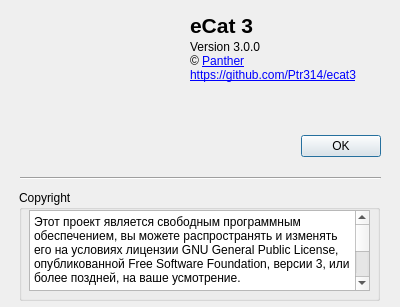
This is aboutdlg.ui in Ptr314/mfmtools as Qt 5 draws it before an edit. The edited form follows.
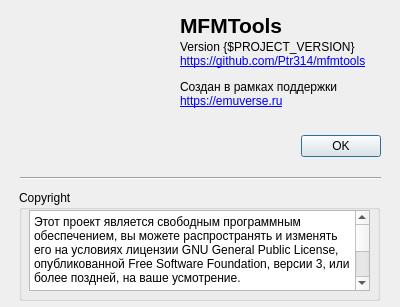
This is the edited form. Icons and pictures are not drawn.

```diff
--- a/aboutdlg.ui
+++ b/aboutdlg.ui
@@ -48,7 +48,7 @@
   <widget class="QLabel" name="label_2">
    <property name="geometry">
     <rect>
-     <x>190</x>
+     <x>180</x>
      <y>10</y>
      <width>131</width>
      <height>31</height>
@@ -61,7 +61,7 @@
     </font>
    </property>
    <property name="text">
-    <string notr="true">eCat 3</string>
+    <string notr="true">MFMTools</string>
    </property>
   </widget>
   <widget class="QGroupBox" name="groupBox">
@@ -119,17 +119,30 @@
   <widget class="QLabel" name="label_3">
    <property name="geometry">
     <rect>
-     <x>190</x>
+     <x>180</x>
      <y>40</y>
-     <width>191</width>
-     <height>61</height>
+     <width>211</width>
+     <height>91</height>
     </rect>
    </property>
    <property name="text">
-    <string notr="true">&lt;html&gt;&lt;head/&gt;&lt;body&gt;&lt;p&gt;Version 3.0.0 &lt;br/&gt;© &lt;a href=&quot;http://emuverse.ru/wiki/User:Panther&quot;&gt;&lt;span style=&quot; text-decoration: underline; color:#0000ff;&quot;&gt;Panther&lt;/span&gt;&lt;/a&gt; &lt;br/&gt;&lt;a href=&quot;https://github.com/Ptr314/ecat3&quot;&gt;&lt;span style=&quot; text-decoration: underline; color:#0000ff;&quot;&gt;https://github.com/Ptr314/ecat3&lt;/span&gt;&lt;/a&gt;&lt;/p&gt;&lt;/body&gt;&lt;/html&gt;</string>
+    <string notr="true">&lt;html&gt;&lt;head/&gt;
+&lt;body&gt;
+&lt;p&gt;Version {$PROJECT_VERSION}&lt;br/&gt;&lt;a href=&quot;https://github.com/Ptr314/mfmtools&quot;&gt;&lt;span style=&quot; text-decoration: underline; color:#0000ff;&quot;&gt;https://github.com/Ptr314/mfmtools&lt;/span&gt;&lt;/a&gt;&lt;/p&gt;
+&lt;p&gt;Создан в рамках поддержки&lt;br/&gt;
+&lt;a href=&quot;https://emuverse.ru&quot;&gt;&lt;span style=&quot; text-decoration: underline; color:#0000ff;&quot;&gt;https://emuverse.ru&lt;/span&gt;&lt;/a&gt;
+&lt;/p&gt;
+&lt;/body&gt;
+&lt;/html&gt;</string>
    </property>
    <property name="alignment">
-    <set>Qt::AlignLeading|Qt::AlignLeft|Qt::AlignTop</set>
+    <set>Qt::AlignmentFlag::AlignLeading|Qt::AlignmentFlag::AlignLeft|Qt::AlignmentFlag::AlignTop</set>
+   </property>
+   <property name="wordWrap">
+    <bool>true</bool>
+   </property>
+   <property name="openExternalLinks">
+    <bool>true</bool>
    </property>
   </widget>
  </widget>
```
Left out of the diff: 12 changed lines with no effect on the pictures.
